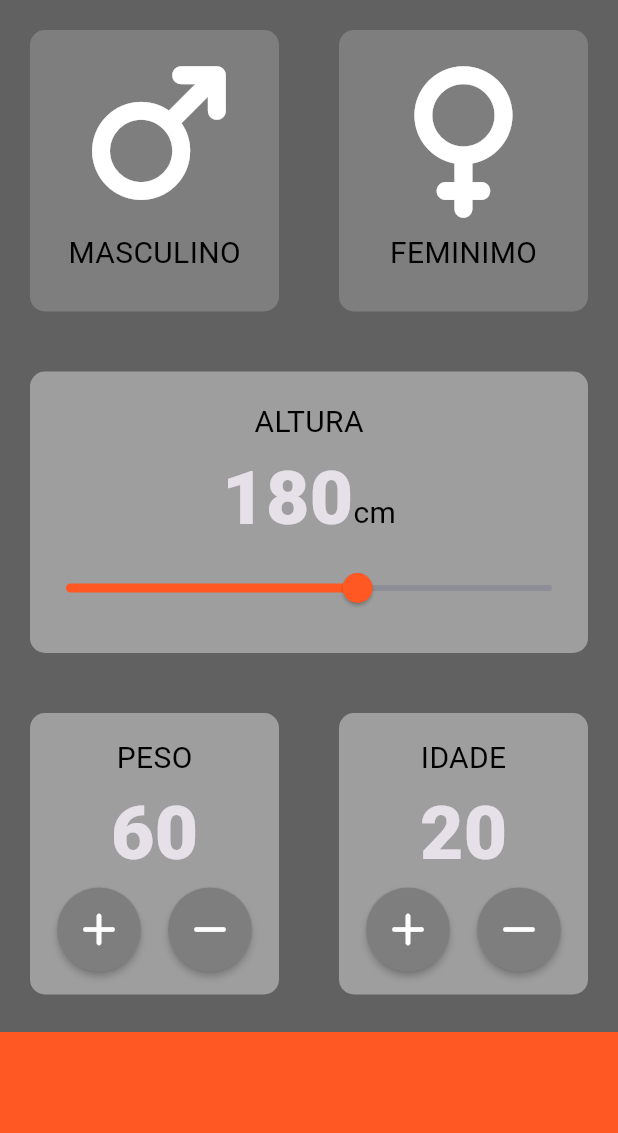
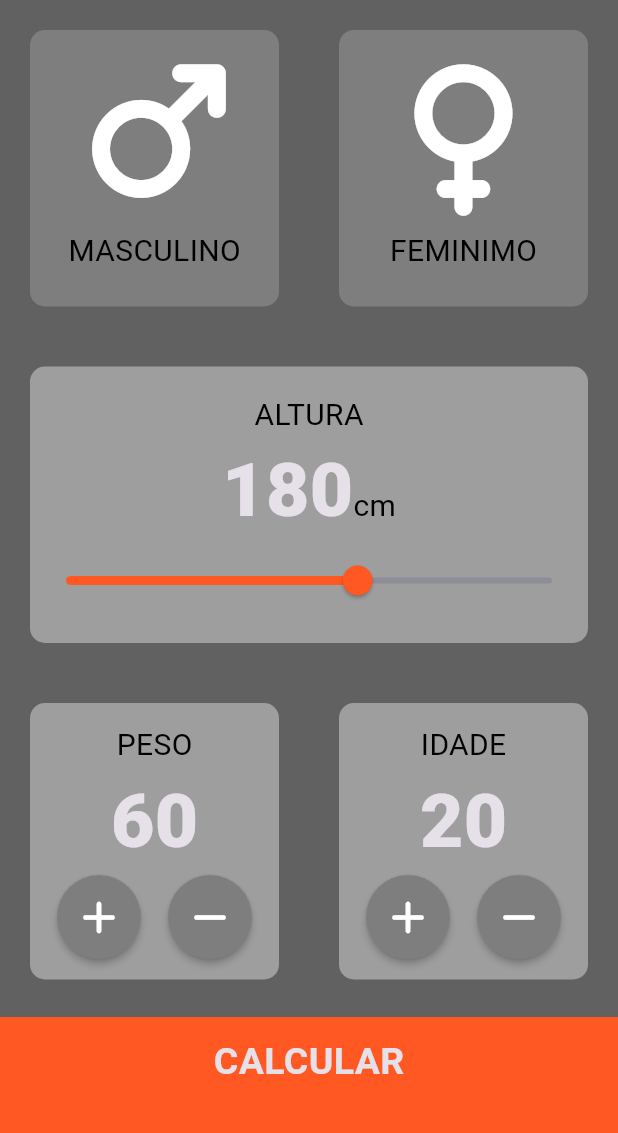
Before and after one commit to PauloDev13/imccalc-flutter, a Flutter app: the screen it shows after launch, on a phone screen of 412 x 824 dp, the part 84-1217 px from its top. Run offline on Flutter 3.47's test engine with Material 3 defaults, Android fonts, the phone set to English and light mode, and no system bars; our stand-ins replace font_awesome_flutter.

```diff
--- a/lib/constantes.dart
+++ b/lib/constantes.dart
@@ -1,7 +1,7 @@
 import 'package:flutter/material.dart';
 
 
-const kAlturaContainerInferior = 80.0;
+const kAlturaContainerInferior = 90.0;
 const kCorContainerInferior = Color(0xFFff5822);
 const kCorAtivaCartao = Color(0xFF9e9e9e);
 const kCorInativaCartao = Color(0xFF7e7e7e);
@@ -16,3 +16,8 @@ const kNumerosTextStyle = TextStyle(
     fontSize: 50.0,
     fontWeight: FontWeight.w900,
 );
+
+const kBotaoGrandeTextStyle = TextStyle(
+    fontSize: 25.0,
+    fontWeight: FontWeight.bold,
+);
--- a/lib/tela_principal.dart
+++ b/lib/tela_principal.dart
@@ -5,6 +5,7 @@ import 'package:font_awesome_flutter/font_awesome_flutter.dart';
 import 'cartao_padrao.dart';
 import 'conteudo_icone.dart';
 import 'constantes.dart';
+import 'tela_resultados.dart';
 
 enum Genero {
   masculino,
@@ -223,11 +224,28 @@ class _TelaPrincipalState extends State<TelaPrincipal> {
               ],
             ),
           ),
-          Container(
-            color: kCorContainerInferior,
-            margin: EdgeInsets.only(top: 5.0),
-            width: double.infinity,
-            height: kAlturaContainerInferior,
+          GestureDetector(
+            onTap: () {
+              // Navigator.pushNamed(context, '/resultados');
+              Navigator.push(
+                context,
+                MaterialPageRoute(builder: (context) => TelaResultados(),
+                ),
+              );
+            },
+            child: Container(
+              color: kCorContainerInferior,
+              margin: EdgeInsets.only(top: 5.0),
+              padding: EdgeInsets.only(bottom: 30.0),
+              width: double.infinity,
+              height: kAlturaContainerInferior,
+              child: Center(
+                child: Text(
+                  'CALCULAR',
+                  style: kBotaoGrandeTextStyle,
+                ),
+              ),
+            ),
           )
         ],
       )
```
Also changed, not shown: lib/main.dart (+7 -0 lines), lib/tela_resultados.dart (+18 -0 lines).
